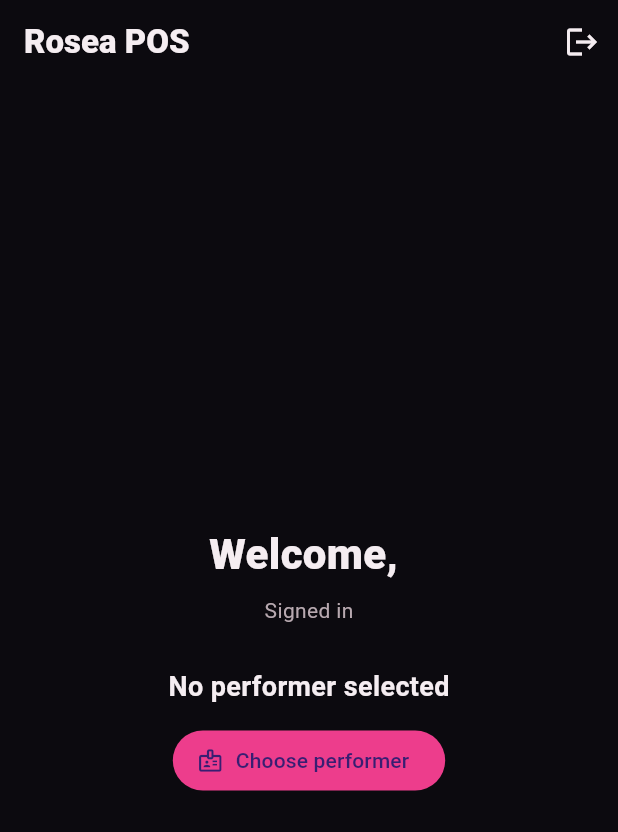
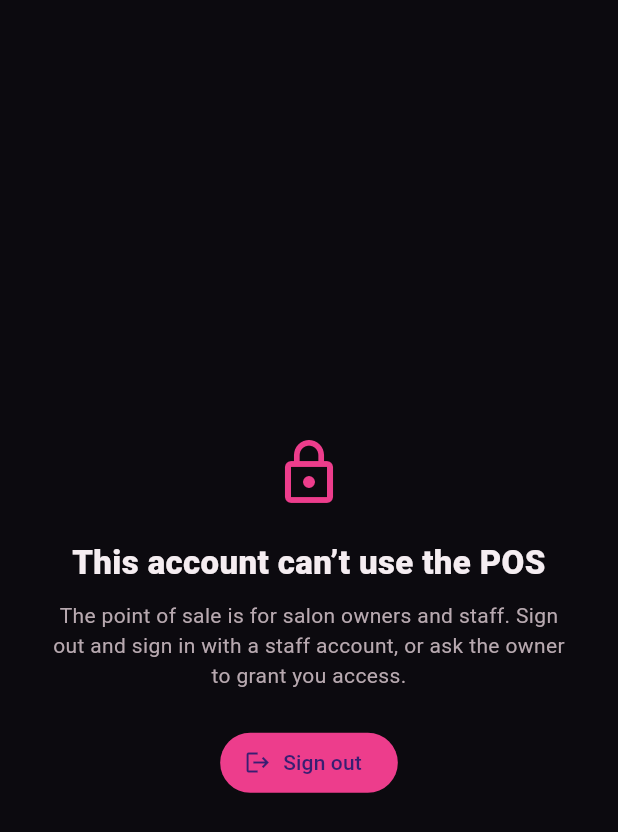
Before and after one commit to GaryCharbel/rosea-pos, a Flutter app: the screen it shows once a user with an empty profile is signed in, on a phone screen of 412 x 824 dp. Shown: the top 832 px of the screen. Run offline on Flutter 3.47's test engine with Material 3 defaults, Android fonts, the phone set to English and light mode, and no system bars; our stand-ins replace flutter_riverpod, go_router, supabase_flutter; accounts and stored records are empty; statements that could not run were skipped; project files that could hold a hidden picture were left out.

Commit message:
POS 2.3 review fixes: reconcile active performer, role-gate shell, retry on error
- ActiveStaffController drops the selected performer when they leave the active
  staff_public set (deactivated mid-shift), so new lines can't be credited to an
  inactive staffer. Two tests cover drop-on-deactivate and survive-on-reorder.
- Role-gate the POS shell to owner/staff: a non-staff session is held on a new
  NoAccessScreen (actionable copy + sign out) instead of reaching /performer or
  the home shell. RLS already returned empty for them; this makes it explicit.
- Performer-picker error state now has a "Try again" button
  (ref.invalidate(staffPublicProvider)) so the copy is actually actionable.

Verified locally: flutter analyze clean, flutter test green (12).

```diff
--- /dev/null
+++ b/lib/features/shell/ui/no_access_screen.dart
@@ -0,0 +1,53 @@
+import 'package:flutter/material.dart';
+import 'package:flutter_riverpod/flutter_riverpod.dart';
+
+import '../../auth/session_controller.dart';
+
+/// Shown when a signed-in account isn't a salon owner or staff member. The POS is
+/// a staff tool; a client account (e.g. a booking-site login) has no place here.
+/// Actionable copy + sign-out so they can switch to the right account (Rule #7).
+class NoAccessScreen extends ConsumerWidget {
+  const NoAccessScreen({super.key});
+
+  @override
+  Widget build(BuildContext context, WidgetRef ref) {
+    return Scaffold(
+      backgroundColor: const Color(0xFF0C0A0F),
+      body: Center(
+        child: Padding(
+          padding: const EdgeInsets.all(28),
+          child: Column(
+            mainAxisSize: MainAxisSize.min,
+            children: <Widget>[
+              const Icon(Icons.lock_outline, color: Color(0xFFED3D8C), size: 48),
+              const SizedBox(height: 20),
+              const Text(
+                'This account can’t use the POS',
+                textAlign: TextAlign.center,
+                style: TextStyle(
+                  color: Color(0xFFF5EDF1),
+                  fontSize: 22,
+                  fontWeight: FontWeight.w800,
+                ),
+              ),
+              const SizedBox(height: 10),
+              const Text(
+                'The point of sale is for salon owners and staff. Sign out and '
+                'sign in with a staff account, or ask the owner to grant you access.',
+                textAlign: TextAlign.center,
+                style: TextStyle(color: Color(0xFFB8A9B0)),
+              ),
+              const SizedBox(height: 24),
+              FilledButton.icon(
+                onPressed: () => ref.read(sessionProvider.notifier).signOut(),
+                style: FilledButton.styleFrom(backgroundColor: const Color(0xFFED3D8C)),
+                icon: const Icon(Icons.logout),
+                label: const Text('Sign out'),
+              ),
+            ],
+          ),
+        ),
+      ),
+    );
+  }
+}
--- a/lib/router.dart
+++ b/lib/router.dart
@@ -5,6 +5,7 @@ import 'package:go_router/go_router.dart';
 import 'features/auth/session_controller.dart';
 import 'features/auth/ui/login_screen.dart';
 import 'features/shell/ui/home_screen.dart';
+import 'features/shell/ui/no_access_screen.dart';
 import 'features/shell/ui/splash_screen.dart';
 import 'features/staff/ui/staff_switch_screen.dart';
 
@@ -21,6 +22,7 @@ final routerProvider = Provider<GoRouter>((Ref ref) {
     routes: <RouteBase>[
       GoRoute(path: '/splash', builder: (_, __) => const SplashScreen()),
       GoRoute(path: '/login', builder: (_, __) => const LoginScreen()),
+      GoRoute(path: '/no-access', builder: (_, __) => const NoAccessScreen()),
       GoRoute(path: '/', builder: (_, __) => const HomeScreen()),
       GoRoute(path: '/performer', builder: (_, __) => const StaffSwitchScreen()),
     ],
@@ -28,10 +30,12 @@ final routerProvider = Provider<GoRouter>((Ref ref) {
       final SessionState auth = ref.read(sessionProvider);
       final String loc = state.matchedLocation;
       if (auth is SessionLoading) return loc == '/splash' ? null : '/splash';
-      final bool signedIn = auth is Authenticated;
-      if (!signedIn) return loc == '/login' ? null : '/login';
-      // Signed in: leave the splash/login routes for the shell.
-      return (loc == '/splash' || loc == '/login') ? '/' : null;
+      if (auth is! Authenticated) return loc == '/login' ? null : '/login';
+      // Signed in but not a salon owner/staff: the POS is staff-only — hold them on
+      // the no-access screen (they can sign out and switch accounts from there).
+      if (!auth.isStaffOrOwner) return loc == '/no-access' ? null : '/no-access';
+      // Authorized: keep them out of the auth/gate routes; everything else is the shell.
+      return (loc == '/splash' || loc == '/login' || loc == '/no-access') ? '/' : null;
     },
   );
 });
```
Also changed, not shown: lib/features/staff/staff_repo.dart (+13 -1 lines), lib/features/staff/ui/staff_switch_screen.dart (+18 -6 lines), 1 other file.
